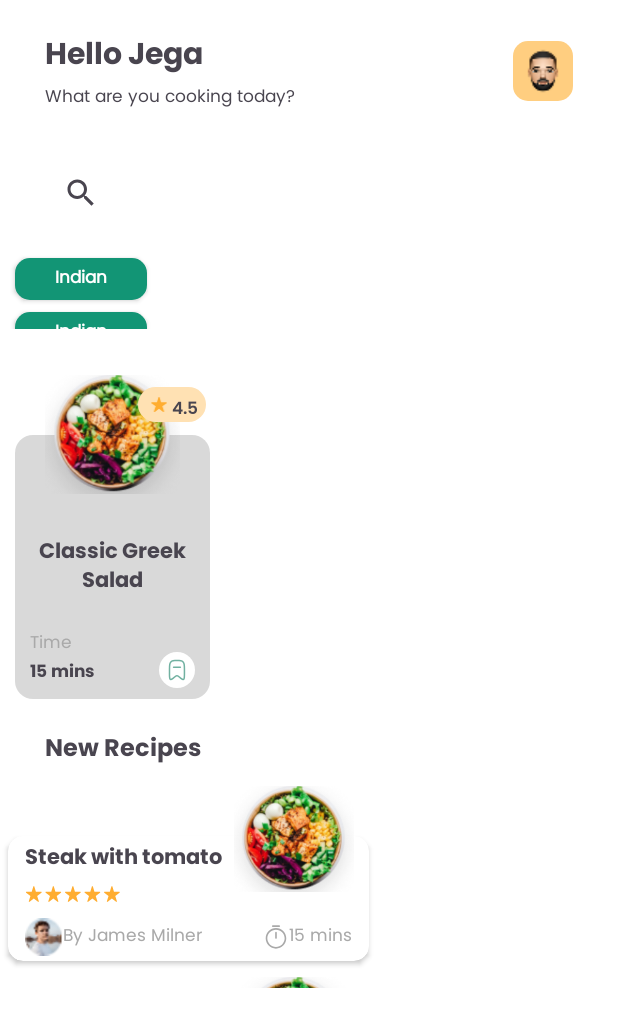
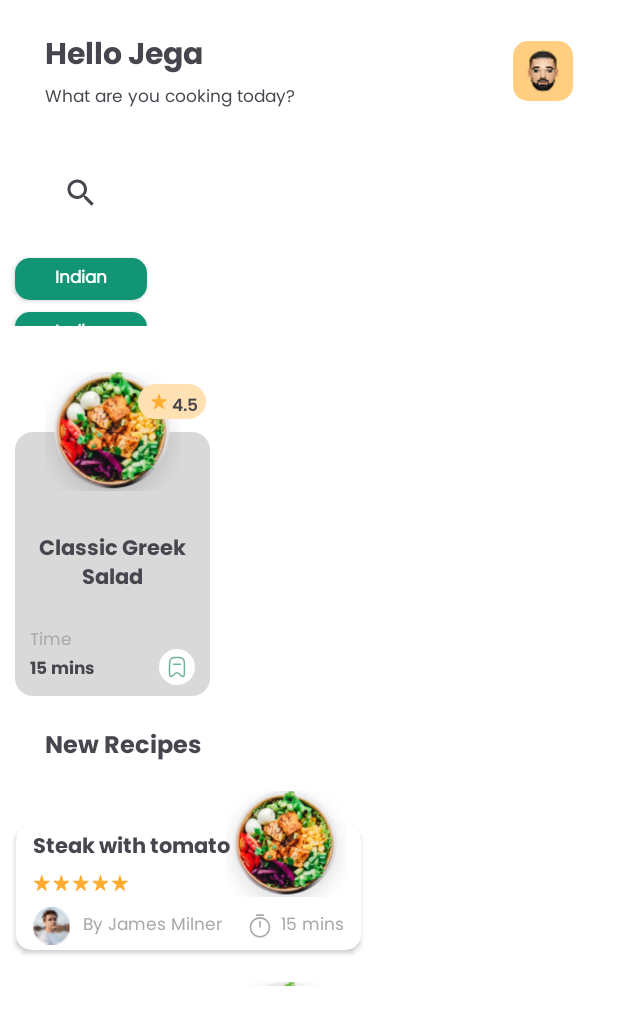
Before and after one commit to srushti3011/AndroidShowcaseApp, an Android app: the layout activity_home.xml on its own in the app's theme, with its tools: preview values and no code run, on a phone screen of 412 x 824 dp. Shown: the top 1027 px of the screen. Run offline under Robolectric (Android 15) with nearby library versions, the phone set to English and light mode, and no system bars.

Commit message:
UNT-T37311: Refactored new recipe recycler view item and recipe per cuisine recycler view item and minor changes in home activity layout

```diff
--- a/app/src/main/res/layout/activity_home.xml
+++ b/app/src/main/res/layout/activity_home.xml
@@ -60,7 +60,8 @@
     <androidx.recyclerview.widget.RecyclerView
         android:id="@+id/rvCuisines"
         android:layout_width="match_parent"
-        android:layout_height="51dp"
+        android:layout_height="0dp"
+        app:layout_constraintHeight_percent="0.06"
         app:layout_constraintTop_toBottomOf="@+id/greetingAndSearchContainer"
         app:layout_constraintStart_toStartOf="parent"
         app:layout_constraintEnd_toEndOf="parent"
@@ -70,6 +71,7 @@
         android:id="@+id/rvRecipesPerCuisine"
         android:layout_width="match_parent"
         android:layout_height="231dp"
+        app:layout_constraintHeight_percent="0.28"
         app:layout_constraintTop_toBottomOf="@id/rvCuisines"
         app:layout_constraintStart_toStartOf="parent"
         app:layout_constraintEnd_toEndOf="parent"
@@ -88,13 +90,16 @@
         android:text="@string/home_new_recipes_heading"
         android:textSize="16sp"
         android:fontFamily="@font/poppins_bold"/>
+
     <androidx.recyclerview.widget.RecyclerView
         android:id="@+id/rvNewRecipes"
         android:layout_width="match_parent"
-        android:layout_height="139dp"
+        android:layout_height="0dp"
+        android:layout_marginTop="5dp"
+        app:layout_constraintEnd_toEndOf="parent"
+        app:layout_constraintHeight_percent="0.17"
+        app:layout_constraintHorizontal_bias="0.0"
+        app:layout_constraintStart_toStartOf="parent"
         app:layout_constraintTop_toBottomOf="@id/tvNewRecipesHeading"
-        app:layout_constraintStart_toStartOf="parent"
-        app:layout_constraintEnd_toEndOf="parent"
-        android:layout_marginTop="5dp"
-        tools:listitem="@layout/rv_item_new_recipe"/>
+        tools:listitem="@layout/rv_item_new_recipe" />
 </androidx.constraintlayout.widget.ConstraintLayout>
--- a/app/src/main/res/layout/rv_item_new_recipe.xml
+++ b/app/src/main/res/layout/rv_item_new_recipe.xml
@@ -1,14 +1,22 @@
 <?xml version="1.0" encoding="utf-8"?>
-<FrameLayout xmlns:android="http://schemas.android.com/apk/res/android"
+<androidx.constraintlayout.widget.ConstraintLayout
+    xmlns:android="http://schemas.android.com/apk/res/android"
+    xmlns:app="http://schemas.android.com/apk/res-auto"
+    android:layout_width="wrap_content"
+    android:layout_height="wrap_content">
+    <FrameLayout
         android:layout_width="251dp"
         android:layout_height="127dp"
-    xmlns:app="http://schemas.android.com/apk/res-auto">
+        android:padding="5dp"
+        app:layout_constraintStart_toStartOf="parent"
+        app:layout_constraintEnd_toEndOf="parent"
+        app:layout_constraintBottom_toBottomOf="parent">
         <androidx.cardview.widget.CardView
             android:layout_width="match_parent"
             android:layout_height="95dp"
             android:layout_gravity="bottom"
             app:cardCornerRadius="10dp"
-        android:elevation="4dp"
+            android:elevation="20dp"
             app:cardUseCompatPadding="true">
             <LinearLayout
                 android:layout_width="match_parent"
@@ -46,6 +54,7 @@
                         android:layout_height="wrap_content"
                         android:text="@string/sample_person_name"
                         android:textSize="11sp"
+                        android:layout_marginStart="8dp"
                         android:fontFamily="@font/poppins_regular"
                         android:layout_gravity="center"
                         android:textColor="@color/recipeCardTextGray" />
@@ -67,6 +76,7 @@
                         android:layout_gravity="center"
                         android:fontFamily="@font/poppins_regular"
                         android:textSize="11sp"
+                        android:layout_marginStart="5dp"
                         android:textColor="@color/recipeCardTextGray" />
                 </LinearLayout>
             </LinearLayout>
@@ -75,9 +85,10 @@
             android:id="@+id/imgRecipe"
             android:layout_width="80dp"
             android:layout_height="80dp"
-        android:layout_gravity="end"
+            android:layout_gravity="top|end"
             android:layout_marginEnd="15dp"
             android:src="@drawable/sample_recipe"
             android:elevation="10dp"
             android:contentDescription="@string/sample_content_desc"/>
     </FrameLayout>
+</androidx.constraintlayout.widget.ConstraintLayout>
--- a/app/src/main/res/layout/rv_item_recipe_per_cuisine.xml
+++ b/app/src/main/res/layout/rv_item_recipe_per_cuisine.xml
@@ -1,5 +1,14 @@
 <?xml version="1.0" encoding="utf-8"?>
-<FrameLayout xmlns:android="http://schemas.android.com/apk/res/android"
+<androidx.constraintlayout.widget.ConstraintLayout
+    xmlns:android="http://schemas.android.com/apk/res/android"
+    xmlns:app="http://schemas.android.com/apk/res-auto"
+    android:layout_width="wrap_content"
+    android:layout_height="wrap_content">
+    <FrameLayout
+        app:layout_constraintTop_toTopOf="parent"
+        app:layout_constraintStart_toStartOf="parent"
+        app:layout_constraintEnd_toEndOf="parent"
+        app:layout_constraintBottom_toBottomOf="parent"
         android:layout_width="150dp"
         android:layout_height="231dp">
         <View
@@ -60,6 +69,8 @@
                 android:text="@string/sample_recipe_name"
                 android:textAlignment="center"
                 android:layout_marginTop="11dp"
+                android:layout_marginStart="10dp"
+                android:layout_marginEnd="10dp"
                 android:fontFamily="@font/poppins_bold" />
             <LinearLayout
                 android:layout_width="match_parent"
@@ -100,3 +111,4 @@
             </LinearLayout>
         </LinearLayout>
     </FrameLayout>
+</androidx.constraintlayout.widget.ConstraintLayout>
```
Lines whose indentation alone changed are shown as unchanged.
